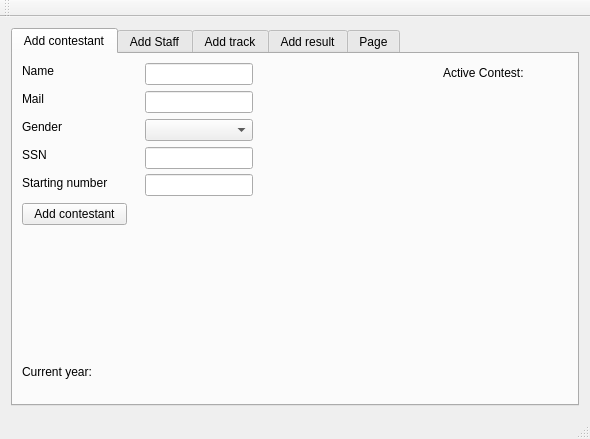
Before: the Qt Designer form mainwindow.ui in 4ice/Project_DV1456, drawn with Qt 5.
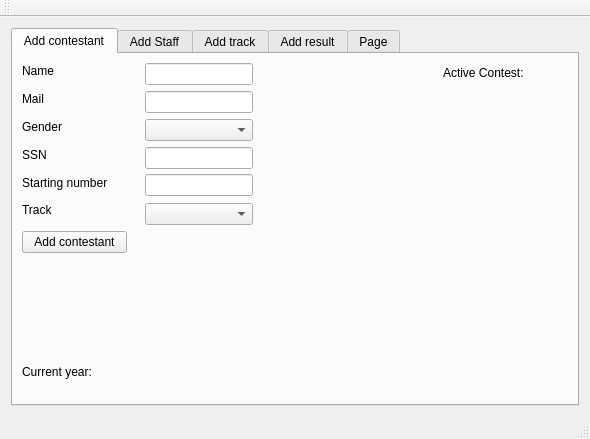
After: the same form once the commit is applied. The open tabs and pages were chosen to show the change.

Diff of the .ui file:
```diff
--- a/mainwindow.ui
+++ b/mainwindow.ui
@@ -129,7 +129,7 @@
         <property name="geometry">
          <rect>
           <x>9</x>
-          <y>149</y>
+          <y>177</y>
           <width>105</width>
           <height>22</height>
          </rect>
@@ -181,6 +181,29 @@
          </rect>
         </property>
        </widget>
+       <widget class="QLabel" name="label_2">
+        <property name="geometry">
+         <rect>
+          <x>9</x>
+          <y>149</y>
+          <width>57</width>
+          <height>14</height>
+         </rect>
+        </property>
+        <property name="text">
+         <string>Track</string>
+        </property>
+       </widget>
+       <widget class="QComboBox" name="CB_track">
+        <property name="geometry">
+         <rect>
+          <x>132</x>
+          <y>149</y>
+          <width>108</width>
+          <height>22</height>
+         </rect>
+        </property>
+       </widget>
       </widget>
       <widget class="QWidget" name="tab_2">
        <attribute name="title">
```
Left out of the diff: 2 changed lines with no effect on the pictures.
